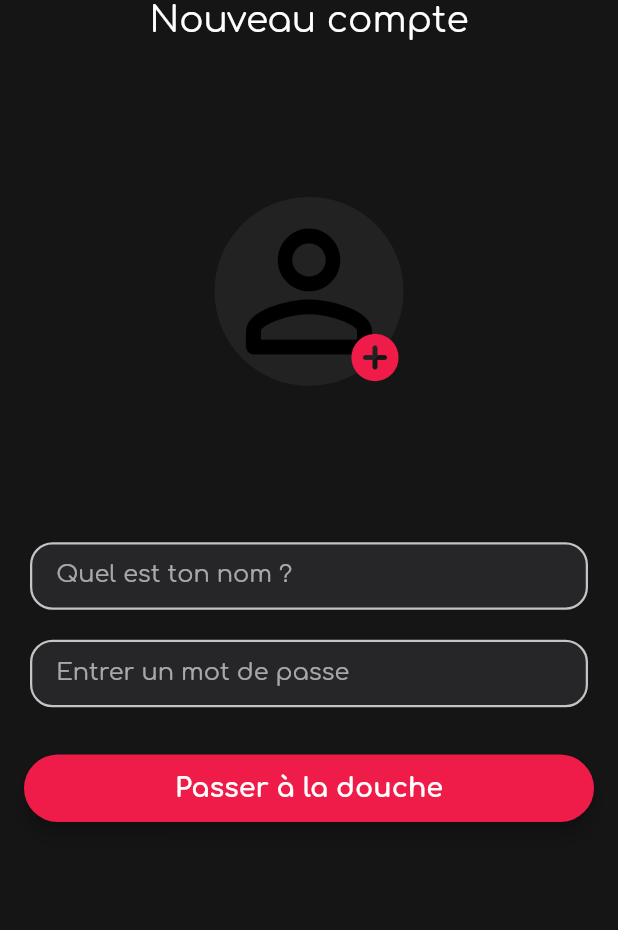
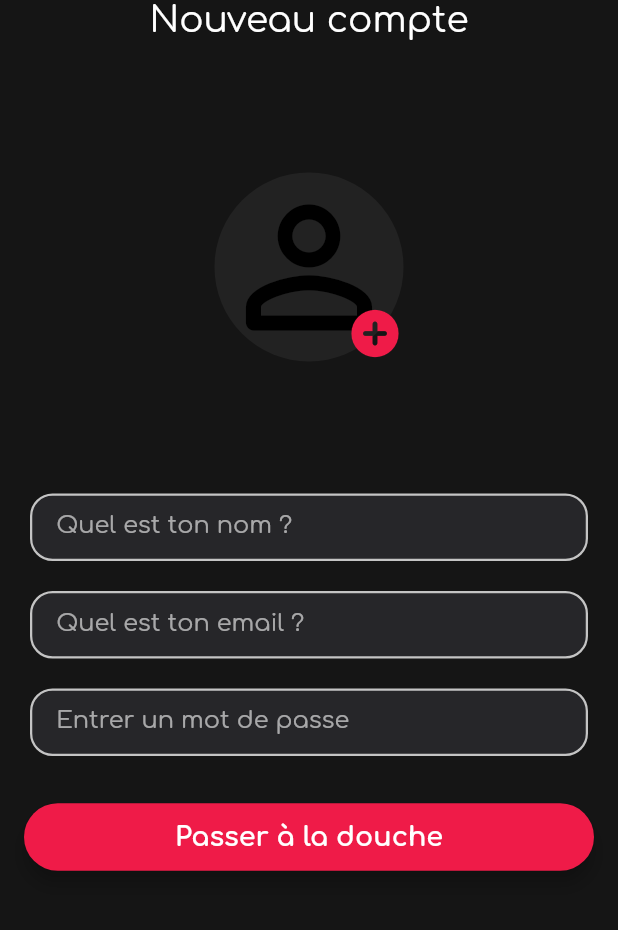
Before and after one commit to cdouchet/Douchat, a Flutter app: the Register screen opened by its route, on a phone screen of 412 x 824 dp, the part 159-1089 px from its top. Run offline on Flutter 3.47's test engine with Material 2 defaults, Android fonts, the phone set to English and light mode, and no system bars; our stand-ins replace cached_network_image, chewie, firebase_core, firebase_messaging, flutter_dotenv, flutter_image_compress and 17 more; missing offline and left inert: emojis, export_video_frame, external_path, flutter_background, flutter_downloader and 8 more; accounts and stored records are empty; network calls fail.

Commit message:
todo: fix user missing in group chat

```diff
--- a/lib/api/api.dart
+++ b/lib/api/api.dart
@@ -16,10 +16,12 @@ class Api {
   static Future<Response> register(
       {required String username,
       required String password,
+      required String email,
       String? photoUrl}) async {
     return await post(Uri.parse("$baseUrl/register"), body: {
       'username': username,
       'password': password,
+      'email': email,
       'photoUrl': photoUrl ?? "null",
       'firebase_token': await FirebaseMessaging.instance.getToken()
     });
@@ -196,4 +198,10 @@ class Api {
         headers: {"Content-Type": "application/json"},
         body: jsonEncode({'firebase_token': token}));
   }
+
+  static Future<Response> updateEmail(String email) async {
+    return await client.post(Uri.parse("$baseUrl/updateEmail"),
+        headers: {"Content-Type": "application/json"},
+        body: jsonEncode({'email': email}));
+  }
 }
--- a/lib/componants/group_thread/group_receiver_message.dart
+++ b/lib/componants/group_thread/group_receiver_message.dart
@@ -290,7 +290,7 @@ class GroupReceiverMessage extends StatelessWidget {
             child: CachedImageWithCookie(
               image: CachedNetworkImage(
                   imageUrl: message.content,
-                  fit: BoxFit.fill,
+                  fit: BoxFit.cover,
                   progressIndicatorBuilder: (BuildContext context, String url,
                           DownloadProgress loadingProgress) =>
                       LoadingAnimationWidget.threeArchedCircle(
--- a/lib/services/users/user_service.dart
+++ b/lib/services/users/user_service.dart
@@ -36,6 +36,8 @@ class UserService {
     });
   }
 
+
+
   void changePhotoUrl(
       {required BuildContext context, required String photoUrl}) {
     socket.emit(
--- a/lib/utils/loginGetters.dart
+++ b/lib/utils/loginGetters.dart
@@ -120,12 +120,13 @@ class LoginGetters {
   static Future<bool> getEverythingAndRegister(
       {required BuildContext context,
       required String u,
+      required String e,
       required String p}) async {
     final photoUrl = await Api.uploadProfilePicture(
         Provider.of<ProfilePhotoProvider>(context, listen: false).photoFile);
     print("photoUrl$photoUrl");
     final res =
-        await Api.register(username: u, password: p, photoUrl: photoUrl);
+        await Api.register(username: u, password: p, photoUrl: photoUrl, email: e);
     if (res.statusCode == 200) {
       final decoded = jsonDecode(res.body)['payload'];
       final clientProvider =
--- a/lib/views/group_message_thread.dart
+++ b/lib/views/group_message_thread.dart
@@ -261,8 +261,10 @@ class _GroupMessageThreadState extends State<GroupMessageThread>
                 child: GroupSenderMessage(
                     message: messageList[index], isLastMessage: index == 0));
           }
-          final User u =
-              users.firstWhere((u) => u.id == messageList[index].from);
+          Utils.logger.i("ALL UUUUUSSSSEEEEERS : ${users.map((e) => e.toJson())}");
+          final User? u =
+              users.firstWhere((u) => u.id == messageList[index].from, orElse: () => null);
+              // TODO: Fix group user missing
           return Padding(
               padding: const EdgeInsets.only(bottom: 8),
               child: GroupReceiverMessage(
--- a/lib/views/image_preview.dart
+++ b/lib/views/image_preview.dart
@@ -73,10 +73,12 @@ class _ImagePreviewState extends State<ImagePreview> {
         child: SizedBox(
           height: MediaQuery.of(context).size.height * 0.85,
           width: double.maxFinite,
+          child: Hero(
+            tag: widget.imageUrl,
             child: InteractiveViewer(
               child: CachedImageWithCookie(
                 image: CachedNetworkImage(
-                  fit: BoxFit.cover,
+                    fit: BoxFit.contain,
                     imageUrl: widget.imageUrl,
                     // imageBuilder: (BuildContext context, ImageProvider<Object> imageProvider) {
                     //   return Image(image: imageProvider);
@@ -86,6 +88,7 @@ class _ImagePreviewState extends State<ImagePreview> {
               ),
             ),
           ),
+        ),
       )
     ]))));
   }
--- a/lib/views/register.dart
+++ b/lib/views/register.dart
@@ -20,6 +20,7 @@ class Register extends StatefulWidget {
 class _RegisterState extends State<Register> {
   String _username = '';
   String _password = '';
+  String _email = '';
   bool loading = false;
 
   @override
@@ -92,6 +93,18 @@ class _RegisterState extends State<Register> {
                           textCapitalization: TextCapitalization.words,
 
                         )),
+                        Padding(
+                        padding: const EdgeInsets.only(
+                            left: 20.0, right: 20, top: 20),
+                        child: CustomTextField(
+                          hint: 'Quel est ton email ?',
+                          height: 45,
+                          onChanged: (val) {
+                            _email = val;
+                          },
+                          inputAction: TextInputAction.next,
+                          hideCharacters: false,
+                        )),
                     Padding(
                         padding: const EdgeInsets.only(
                             left: 20.0, right: 20, top: 20),
@@ -104,6 +117,7 @@ class _RegisterState extends State<Register> {
                           inputAction: TextInputAction.done,
                           hideCharacters: true,
                         )),
+
                     const SizedBox(height: 30),
                     Padding(
                       padding: const EdgeInsets.only(
@@ -124,6 +138,7 @@ class _RegisterState extends State<Register> {
                               setState(() => loading = true);
                               if (!(await LoginGetters.getEverythingAndRegister(
                                   context: context,
+                                  e: _email,
                                   u: _username,
                                   p: _password))) {
                                 setState(() => loading = false);
@@ -165,6 +180,7 @@ class _RegisterState extends State<Register> {
     var error = '';
     if (_username.isEmpty) error = 'Entrer un nom d\'utilisateur';
     if (_password.isEmpty) error = '$error\n Entrer un mot de passe';
+    if (_email.isEmpty) error = '$error\n Entrer une email';
     if (_username.length > 20) {
       error =
           '$error\n Le nom d\'utilisateur ne doit pas comporter plus de 20 caractères';
```
Also changed, not shown: lib/componants/group_thread/group_sender_message.dart (+8 -3 lines), lib/views/settings.dart (+97 -8 lines). Lines whose indentation alone changed are shown as unchanged.
